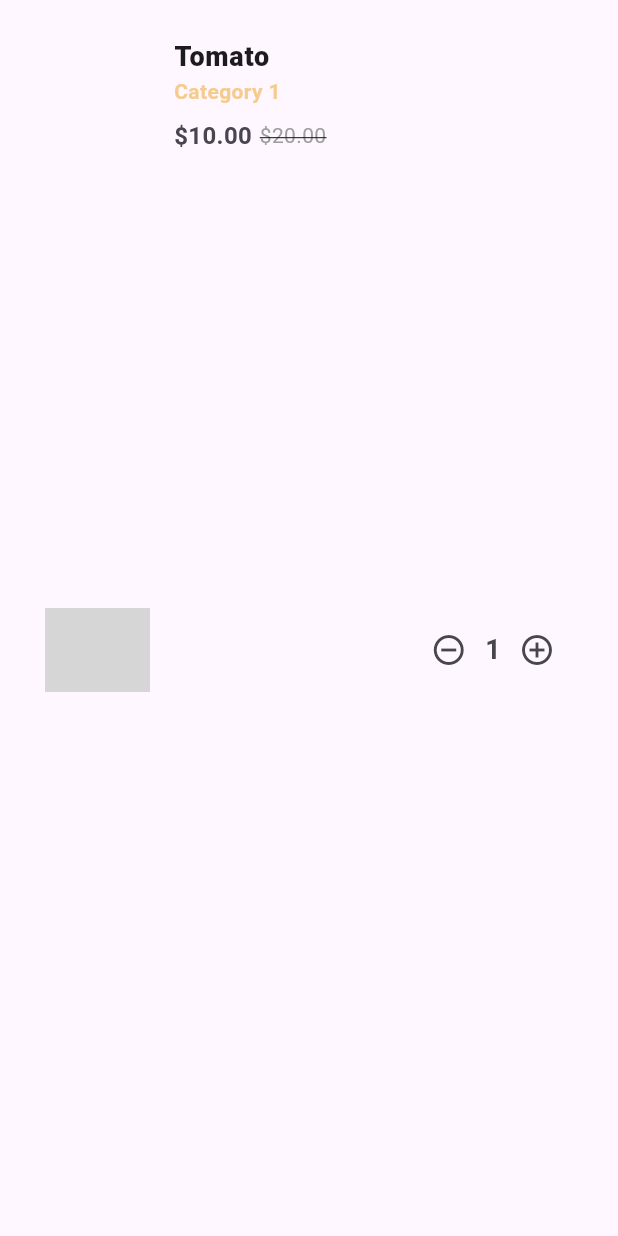
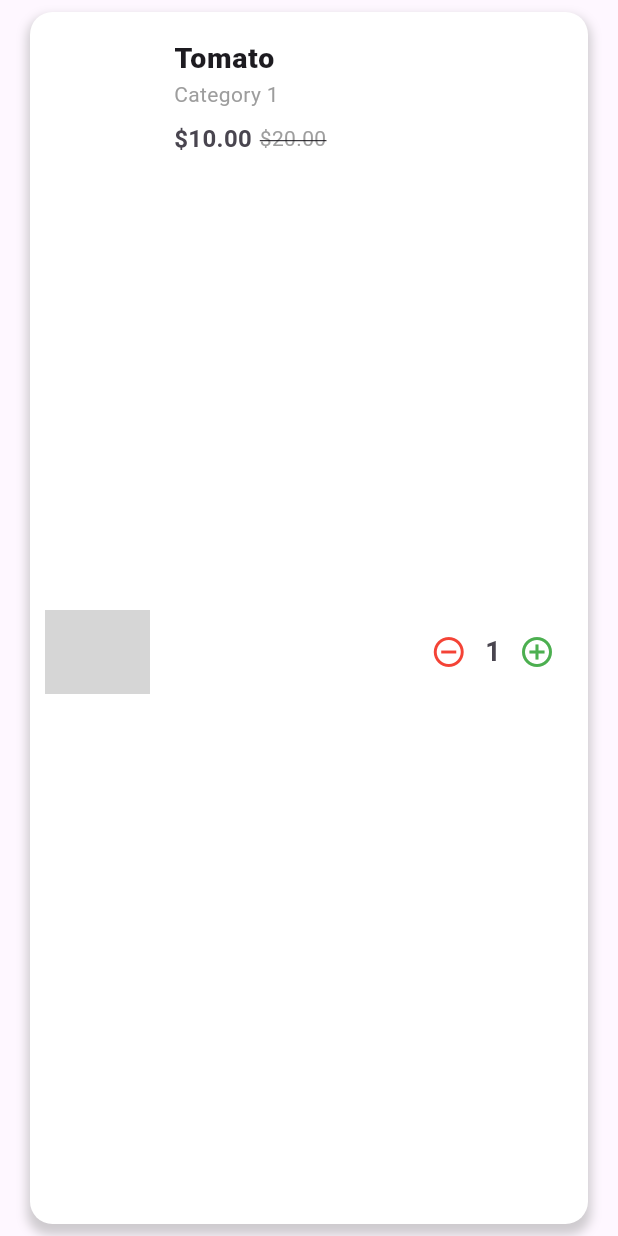
Before and after one commit to Smart-Farming-Graduation-Project/Mobile, a Flutter app: the CartItemWidget widget shown alone on an empty page, opened directly with sample values from the repository, on a phone screen of 412 x 824 dp. Run offline on Flutter 3.47's test engine with Material 3 defaults, Android fonts, the phone set to English and light mode, and no system bars; drawn by our look-alikes of flutter_slidable; our stand-ins replace badges, flutter_bloc, flutter_screenutil, font_awesome_flutter, go_router, google_fonts and 3 more; missing offline and left inert: onboarding_animation; network calls fail; grey boxes are pictures that could not be loaded.

Commit message:
change loading state view and change cart item widget as ui

```diff
--- a/lib/featurs/cart/manger/cubit/cart_cubit.dart
+++ b/lib/featurs/cart/manger/cubit/cart_cubit.dart
@@ -10,6 +10,7 @@ class CartCubit extends Cubit<CartState> {
   void loadCart() async {
     emit(CartLoadingState());
     await Future.delayed(const Duration(seconds: 2));
+
     checkEmpty(cartProducts);
   }
 
--- a/lib/featurs/cart/views/widgets/cart_item_widget.dart
+++ b/lib/featurs/cart/views/widgets/cart_item_widget.dart
@@ -1,3 +1,4 @@
+import 'package:crop_guard/core/utils/theme/app_colors.dart';
 import 'package:crop_guard/featurs/cart/manger/cubit/cart_cubit.dart';
 import 'package:crop_guard/featurs/cart/manger/models/cart_product.dart';
 import 'package:flutter/material.dart';
@@ -12,7 +13,7 @@ class CartItemWidget extends StatelessWidget {
   Widget build(BuildContext context) {
     return Slidable(
       endActionPane: ActionPane(
-          motion: const StretchMotion(),
+        motion: const ScrollMotion(),
         extentRatio: 0.18,
         children: [
           Expanded(
@@ -26,17 +27,28 @@ class CartItemWidget extends StatelessWidget {
                   color: Colors.red,
                 ),
                 onPressed: () {
+                  Slidable.of(context)?.close();
                   context.read<CartCubit>().removeItem(cartItem.id);
                 },
               ),
             ),
           )
-          ]),
-      child: Card(
+        ],
+      ),
+      child: Container(
         margin: const EdgeInsets.symmetric(horizontal: 20, vertical: 8),
-        elevation: 0,
-        color: Colors.transparent,
-        shape: RoundedRectangleBorder(borderRadius: BorderRadius.circular(10)),
+        decoration: BoxDecoration(
+          color: Colors.white,
+          borderRadius: BorderRadius.circular(15),
+          boxShadow: [
+            BoxShadow(
+              color: Colors.grey.withAlpha(128),
+              spreadRadius: 2,
+              blurRadius: 5,
+              offset: const Offset(0, 5),
+            ),
+          ],
+        ),
         child: ListTile(
           contentPadding:
               const EdgeInsets.symmetric(horizontal: 10, vertical: 8),
@@ -47,14 +59,14 @@ class CartItemWidget extends StatelessWidget {
           ),
           title: Text(cartItem.title,
               style:
-                  const TextStyle(fontWeight: FontWeight.w900, fontSize: 18)),
+                  const TextStyle(fontWeight: FontWeight.w900, fontSize: 19)),
           subtitle: Column(
             crossAxisAlignment: CrossAxisAlignment.start,
             children: [
               Text(cartItem.category,
                   style: const TextStyle(
-                      color: Color.fromARGB(255, 245, 204, 143),
-                      fontWeight: FontWeight.w600)),
+                      color: AppColors.kGrayColor,
+                      fontWeight: FontWeight.w400)),
               const SizedBox(height: 8),
               Row(
                 children: [
@@ -75,7 +87,8 @@ class CartItemWidget extends StatelessWidget {
             mainAxisSize: MainAxisSize.min,
             children: [
               IconButton(
-                  icon: const Icon(Icons.remove_circle_outline),
+                  icon: const Icon(Icons.remove_circle_outline,
+                      color: Colors.red),
                   onPressed: () {
                     context.read<CartCubit>().updateQuantity(
                           cartItem.id,
@@ -87,7 +100,8 @@ class CartItemWidget extends StatelessWidget {
                   style: const TextStyle(
                       fontSize: 18, fontWeight: FontWeight.bold)),
               IconButton(
-                  icon: const Icon(Icons.add_circle_outline),
+                  icon:
+                      const Icon(Icons.add_circle_outline, color: Colors.green),
                   onPressed: () {
                     context.read<CartCubit>().updateQuantity(
                           cartItem.id,
--- a/pubspec.yaml
+++ b/pubspec.yaml
@@ -46,6 +46,7 @@ dependencies:
   badges: ^3.1.2
   font_awesome_flutter: ^10.8.0
   material_symbols_icons: ^4.2805.1
+  skeletonizer: ^1.4.3
 
 dev_dependencies:
   flutter_test:
```
Also changed, not shown: lib/featurs/cart/views/widgets/cart_products_view.dart (+21 -9 lines), lib/featurs/cart/views/widgets/cart_view_body.dart (+11 -4 lines), lib/featurs/cart/views/widgets/empty_cart.dart (+2 -10 lines), pubspec.lock. Lines whose indentation alone changed are shown as unchanged.
